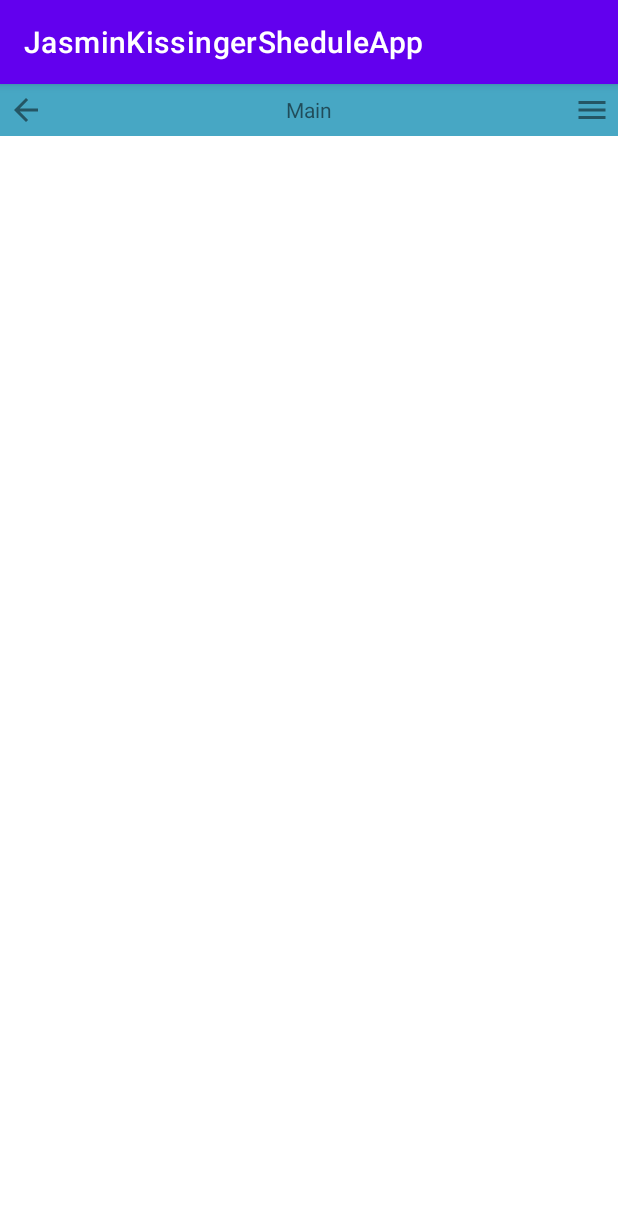
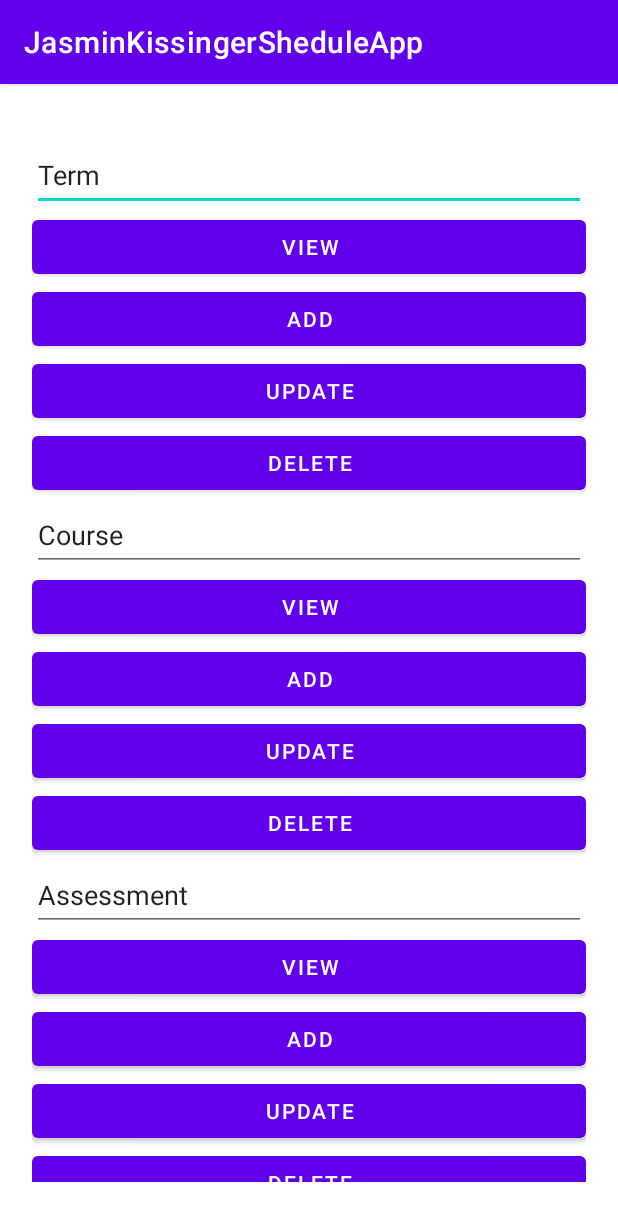
Before and after one commit to Mohokee/JasminKissingerSheduleApp, an Android app: the screen it shows after launch (MainActivity), on a phone screen of 412 x 824 dp. Shown: the top 1221 px of the screen. Run offline under Robolectric (Android 15) with nearby library versions, the phone set to English and light mode, and no system bars.

Commit message:
Default activity

```diff
--- a/app/src/main/res/layout/activity_main.xml
+++ b/app/src/main/res/layout/activity_main.xml
@@ -6,22 +6,129 @@
     android:layout_height="match_parent"
     tools:context=".main.ui.MainActivity">
 
-    <include
-        android:id="@+id/include"
-        layout="@layout/toolbar" />
-
     <ScrollView
         android:layout_width="409dp"
         android:layout_height="695dp"
         app:layout_constraintBottom_toBottomOf="parent"
         app:layout_constraintEnd_toEndOf="parent"
         app:layout_constraintStart_toStartOf="parent"
-        app:layout_constraintTop_toBottomOf="@+id/include">
+        app:layout_constraintTop_toTopOf="parent">
 
         <LinearLayout
             android:layout_width="match_parent"
             android:layout_height="wrap_content"
-            android:orientation="vertical"/>
+            android:layout_marginHorizontal="20dp"
+            android:layout_marginBottom="20dp"
+            android:orientation="vertical">
+
+            <androidx.constraintlayout.widget.Group
+                android:layout_width="match_parent"
+                android:layout_height="match_parent"
+                app:constraint_referenced_ids="termTitle,viewTerm,addTerm,updateTerm,deleteTem" />
+
+            <EditText
+                android:id="@+id/termTitle"
+                android:layout_width="match_parent"
+                android:layout_height="48dp"
+                android:ems="10"
+                android:inputType="textPersonName"
+                android:text="Term" />
+
+            <Button
+                android:id="@+id/viewTerm"
+                android:layout_width="match_parent"
+                android:layout_height="wrap_content"
+                android:text="VIEW" />
+
+            <Button
+                android:id="@+id/addTerm"
+                android:layout_width="match_parent"
+                android:layout_height="wrap_content"
+                android:text="ADD" />
+
+            <Button
+                android:id="@+id/updateTerm"
+                android:layout_width="match_parent"
+                android:layout_height="wrap_content"
+                android:text="UPDATE" />
+
+            <Button
+                android:id="@+id/deleteTem"
+                android:layout_width="match_parent"
+                android:layout_height="wrap_content"
+                android:text="DELETE" />
+
+            <androidx.constraintlayout.widget.Group
+                android:layout_width="match_parent"
+                android:layout_height="match_parent"
+                app:constraint_referenced_ids="courseTitle,viewCourse,addCourse,updateCourse,deleteCourse" />
+
+            <EditText
+                android:id="@+id/courseTitle"
+                android:layout_width="match_parent"
+                android:layout_height="48dp"
+                android:ems="10"
+                android:inputType="textPersonName"
+                android:text="Course" />
+
+            <Button
+                android:id="@+id/viewCourse"
+                android:layout_width="match_parent"
+                android:layout_height="wrap_content"
+                android:text="VIEW" />
+
+            <Button
+                android:id="@+id/addCourse"
+                android:layout_width="match_parent"
+                android:layout_height="wrap_content"
+                android:text="ADD" />
+
+            <Button
+                android:id="@+id/updateCourse"
+                android:layout_width="match_parent"
+                android:layout_height="wrap_content"
+                android:text="UPDATE" />
+
+            <Button
+                android:id="@+id/deleteCourse"
+                android:layout_width="match_parent"
+                android:layout_height="wrap_content"
+                android:text="DELETE" />
+
+            <EditText
+                android:id="@+id/assessmentTitle"
+                android:layout_width="match_parent"
+                android:layout_height="wrap_content"
+                android:ems="10"
+                android:inputType="textPersonName"
+                android:minHeight="48dp"
+                android:text="Assessment" />
+
+            <Button
+                android:id="@+id/viewAssess"
+                android:layout_width="match_parent"
+                android:layout_height="wrap_content"
+                android:text="VIEW" />
+
+            <Button
+                android:id="@+id/addAssess"
+                android:layout_width="match_parent"
+                android:layout_height="wrap_content"
+                android:text="ADD" />
+
+            <Button
+                android:id="@+id/updateAssess"
+                android:layout_width="match_parent"
+                android:layout_height="wrap_content"
+                android:text="UPDATE" />
+
+            <Button
+                android:id="@+id/deleteAssess"
+                android:layout_width="match_parent"
+                android:layout_height="wrap_content"
+                android:text="DELETE" />
+
+        </LinearLayout>
 
     </ScrollView>
 </androidx.constraintlayout.widget.ConstraintLayout>
--- a/app/src/main/res/layout/toolbar.xml
+++ b/app/src/main/res/layout/toolbar.xml
@@ -25,5 +25,4 @@
             android:layout_alignParentEnd="true"
             android:src="@drawable/ic_baseline_menu_24"/>
     </RelativeLayout>
-
 </RelativeLayout>
--- /dev/null
+++ b/app/src/main/res/menu/menu.xml
@@ -0,0 +1,12 @@
+<?xml version="1.0" encoding="utf-8"?>
+<menu xmlns:android="http://schemas.android.com/apk/res/android">
+    <item android:title="Save Part"
+        android:orderInCategory="100"
+        android:id="@+id/partsave"/>
+    <item android:title="Share Note"
+        android:orderInCategory="100"
+        android:id="@+id/share"/>
+    <item android:title="Notify"
+        android:orderInCategory="100"
+        android:id="@+id/notify"/>
+</menu>
```
